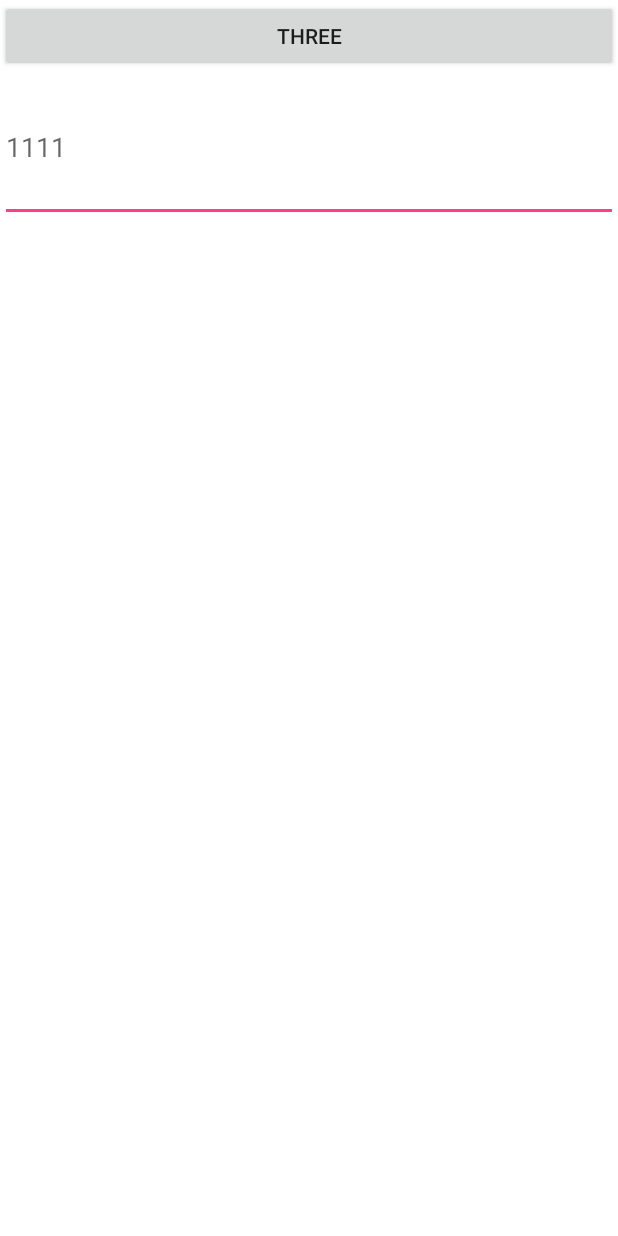
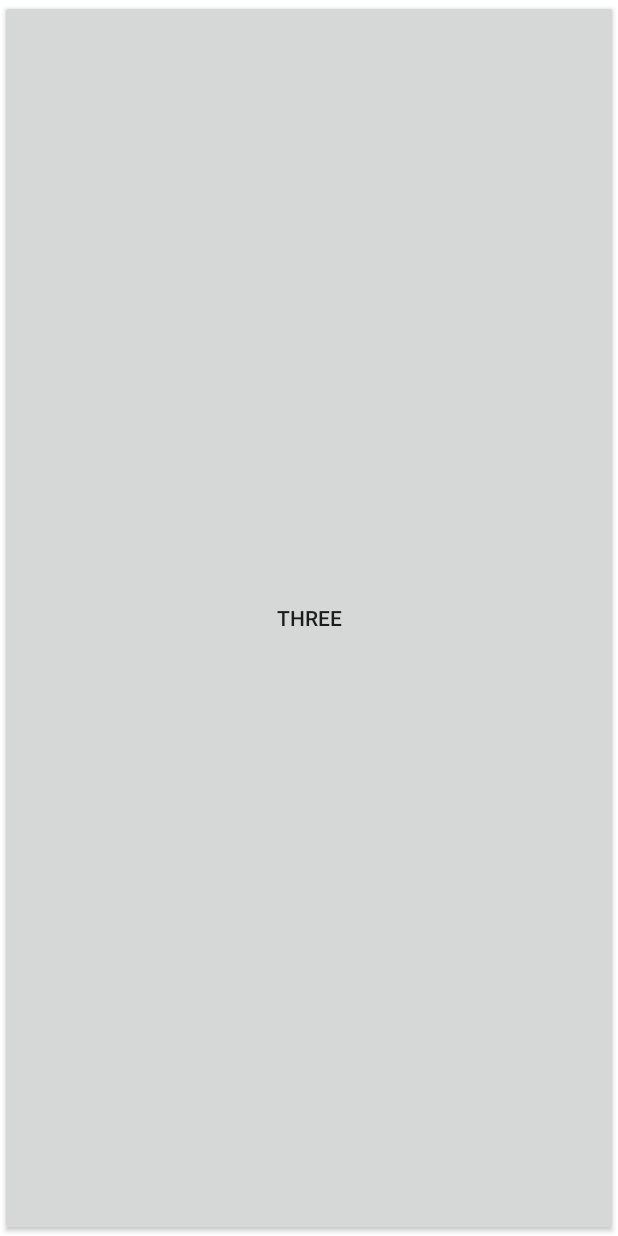
Before and after one commit to Allure0/QuickFragment, an Android app: the layout fragment_three.xml on its own in the app's theme, with its tools: preview values and no code run, on a phone screen of 412 x 824 dp. Run offline under Robolectric (Android 15) with nearby library versions, the phone set to English and light mode, and no system bars.

Commit message:
Fix bug--->Multiple instances will be created in the TabMode

```diff
--- a/app/src/main/java/com/allure/demo/tab/MainActivity.java
+++ b/app/src/main/java/com/allure/demo/tab/MainActivity.java
@@ -14,7 +14,8 @@ public class MainActivity extends QuickActivity {
     protected void onCreate(Bundle savedInstanceState) {
         super.onCreate(savedInstanceState);
         setContentView(R.layout.activity_main);
-        showFragment(FragmentOne.class);
+//        showFragment(FragmentOne.class);
+        showFragment(new FragmentOne());
     }
 
     @Override
--- a/app/src/main/res/layout/fragment_lazy.xml
+++ b/app/src/main/res/layout/fragment_lazy.xml
@@ -14,7 +14,7 @@
         android:layout_width="wrap_content"
         android:layout_height="wrap_content"
         android:onClick="tab"
-        android:text="LAZY" />
+        android:text="" />
 
 
 
--- a/app/src/main/res/layout/fragment_three.xml
+++ b/app/src/main/res/layout/fragment_three.xml
@@ -1,24 +1,22 @@
 <?xml version="1.0" encoding="utf-8"?>
 <RelativeLayout xmlns:android="http://schemas.android.com/apk/res/android"
+    android:layout_width="match_parent"
+    android:background="#ffffff"
+
     android:id="@+id/relative"
-    android:layout_width="match_parent"
+    android:layout_height="match_parent"
+    android:orientation="vertical">
 
-    android:layout_height="match_parent"
-    android:background="#ffffff"
-    android:orientation="vertical">
+
 
 
     <Button
         android:id="@+id/buttonPanel"
+        android:text="Three"
+        android:onClick="one"
+        android:layout_weight="1"
         android:layout_width="fill_parent"
-        android:layout_height="wrap_content"
-        android:layout_weight="1"
-        android:onClick="one"
-        android:text="Three" />
+        android:layout_height="fill_parent" />
 
-    <EditText
-        android:layout_width="fill_parent"
-        android:layout_height="100dp"
-        android:layout_below="@id/buttonPanel"
-        android:hint="1111" />
+
 </RelativeLayout>
--- a/fragment/src/main/java/com/allure/fragment/LazyFragment.java
+++ b/fragment/src/main/java/com/allure/fragment/LazyFragment.java
@@ -140,8 +140,8 @@ public abstract class LazyFragment extends Fragment {
             return;
         }
         isFirstLoad = false;
+        initListener();
         initLazy();
-        initListener();
     }
 
     protected abstract int initFragmentLayout();
```
Also changed, not shown: app/src/main/java/com/allure/demo/lazyfragment/LazyFragmentContent.java (+7 -4 lines), fragment/src/main/java/com/allure/fragment/QuickActivity.java (+45 -2 lines).
